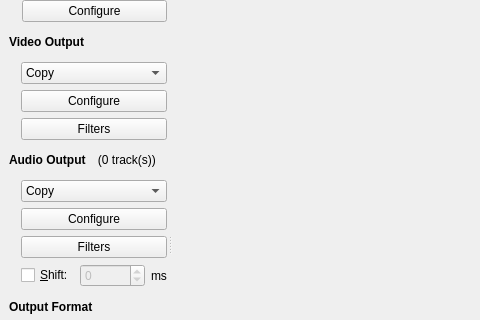
First picture: the form in avidemux/qt4/ADM_userInterfaces/ADM_gui/gui2.ui, repository mean00/avidemux2, before the edit; both pictures show x 0 to 480 and y 134 to 454 of the 858 by 863 pixel window.
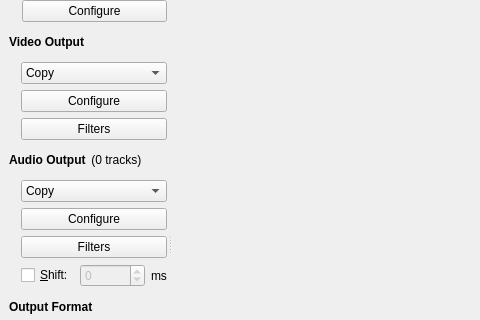
Second picture: the form after the edit. Icons and pictures are not drawn. Custom widgets are drawn as their Qt base class.

Commit message: [Qt/gui2.ui] Remove parentheses around plural -s and multiple spaces from the tracks label

What changed in the file:
```diff
--- a/avidemux/qt4/ADM_userInterfaces/ADM_gui/gui2.ui
+++ b/avidemux/qt4/ADM_userInterfaces/ADM_gui/gui2.ui
@@ -556,7 +556,7 @@
          <item>
           <widget class="QLabel" name="TrackCountLabel">
            <property name="text">
-            <string>   (0 track(s))</string>
+            <string> (0 tracks)</string>
            </property>
           </widget>
          </item>
```
